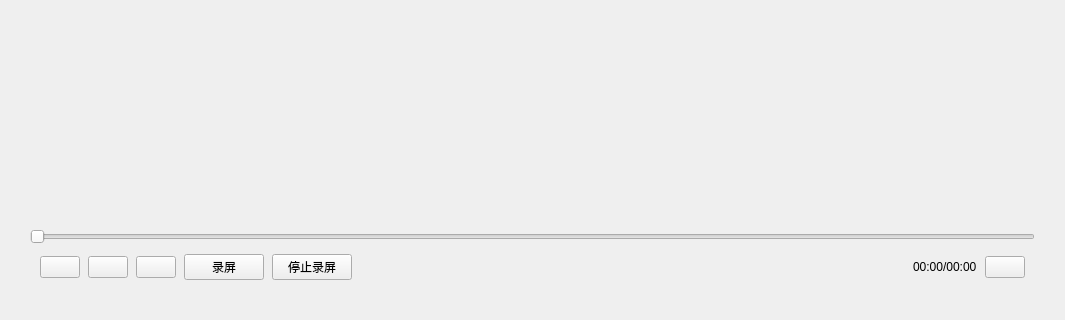
Old version of the form FF_Qt/ffmpeg_qt.ui in the repository llk657843/FF_Qt; both pictures show x 0 to 1065 and y 468 to 788 of the 1065 by 788 pixel window.
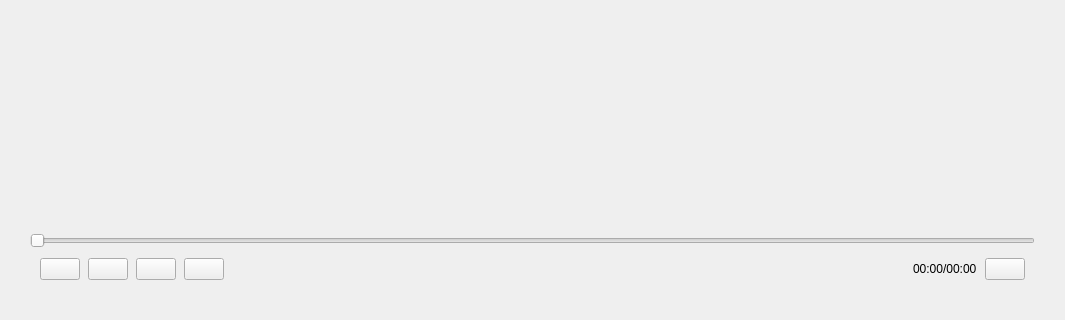
New version of the form. Custom widgets are drawn as their Qt base class.

Diff of the .ui file:
```diff
--- a/FF_Qt/ffmpeg_qt.ui
+++ b/FF_Qt/ffmpeg_qt.ui
@@ -174,14 +174,7 @@
          <item>
           <widget class="QPushButton" name="btn_screen_shot">
            <property name="text">
-            <string>录屏</string>
-           </property>
-          </widget>
-         </item>
-         <item>
-          <widget class="QPushButton" name="btn_stop_capture">
-           <property name="text">
-            <string>停止录屏</string>
+            <string/>
            </property>
           </widget>
          </item>
```
